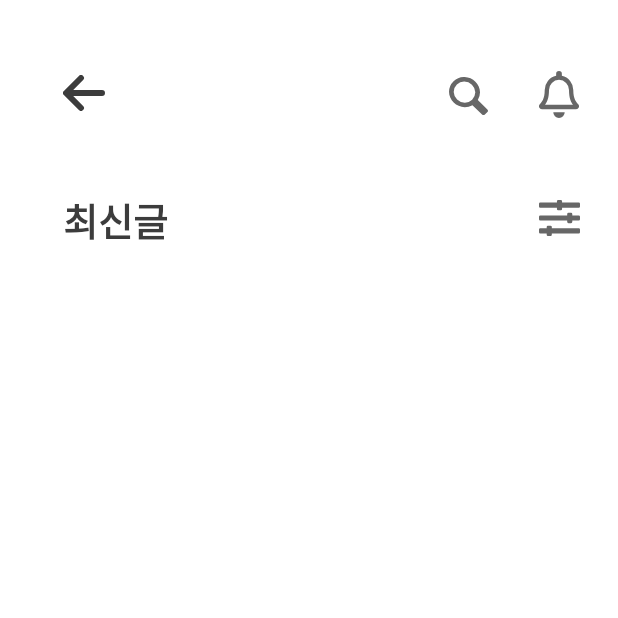
After one commit to minji9988/jj_club_fire, an Android app: the LatestPostActivity screen opened directly, with no data from a screen before it, on a phone screen of 412 x 824 dp, the top half of it. The commit adds this screen. Run offline under Robolectric (Android 15) with nearby library versions, the phone set to English and light mode, and no system bars; our stand-ins replace Firebase (no records; nobody signed in at launch, a user with empty details on screens opened directly).

Commit message:
latest_post

```diff
--- /dev/null
+++ b/app/src/main/java/com/example/jj_club/activities/home/LatestPostActivity.java
@@ -0,0 +1,66 @@
+package com.example.jj_club.activities.home;
+
+import android.os.Bundle;
+
+import androidx.appcompat.app.AppCompatActivity;
+import androidx.recyclerview.widget.LinearLayoutManager;
+import androidx.recyclerview.widget.RecyclerView;
+
+import com.example.jj_club.R;
+import com.example.jj_club.adapters.HomeItemAdapter;
+import com.example.jj_club.models.HomeItem;
+import com.firebase.ui.database.FirebaseRecyclerOptions;
+import com.google.firebase.database.DatabaseReference;
+import com.google.firebase.database.FirebaseDatabase;
+import com.google.firebase.database.Query;
+
+public class LatestPostActivity extends AppCompatActivity {
+
+    private static final String TAG = "LatestPostActivity";
+    private RecyclerView mRecyclerView;
+    private HomeItemAdapter mAdapter;
+    private DatabaseReference mDatabase;
+
+    @Override
+    protected void onCreate(Bundle savedInstanceState) {
+        super.onCreate(savedInstanceState);
+        setContentView(R.layout.home_latest_post);
+
+        mRecyclerView = findViewById(R.id.latest_page_recyclerview);
+        mRecyclerView.setLayoutManager(new LinearLayoutManager(this));
+        LinearLayoutManager layoutManager = new LinearLayoutManager(this);
+        layoutManager.setReverseLayout(true); // 역순으로 표시
+        layoutManager.setStackFromEnd(true); // 아래쪽에서부터 쌓기
+        mRecyclerView.setLayoutManager(layoutManager);
+
+        mDatabase = FirebaseDatabase.getInstance().getReference().child("promotions");
+        Query query = mDatabase.orderByChild("timeStamp");
+
+        FirebaseRecyclerOptions<HomeItem> options =
+                new FirebaseRecyclerOptions.Builder<HomeItem>()
+                        .setQuery(query, HomeItem.class)
+                        .build();
+
+
+        mAdapter = new HomeItemAdapter(options);
+        mRecyclerView.setAdapter(mAdapter);
+    }
+
+    @Override
+    protected void onStart() {
+        super.onStart();
+        mAdapter.startListening();
+    }
+
+    @Override
+    protected void onStop() {
+        super.onStop();
+        mAdapter.stopListening();
+    }
+
+    @Override
+    protected void onDestroy() {
+        super.onDestroy();
+        mAdapter = null;
+    }
+}
--- a/app/src/main/java/com/example/jj_club/activities/register/EmailVerificationActivity.java
+++ b/app/src/main/java/com/example/jj_club/activities/register/EmailVerificationActivity.java
@@ -42,7 +42,7 @@ public class EmailVerificationActivity extends AppCompatActivity {
                     sendVerificationEmail(email);
                 } else {
                     Toast.makeText(EmailVerificationActivity.this,
-                            "'@jj.ac.kr' 도메인을 가진 이메일만 등록할 수 있습니다.",
+                            "'@jj.ac.kr' ㅜㅁㅍ이메일로만 회원가입할 수 있습니다.",
                             Toast.LENGTH_SHORT).show();
                 }
             }
--- /dev/null
+++ b/app/src/main/res/layout/home_latest_post.xml
@@ -0,0 +1,71 @@
+<?xml version="1.0" encoding="utf-8"?>
+<RelativeLayout xmlns:android="http://schemas.android.com/apk/res/android"
+    xmlns:app="http://schemas.android.com/apk/res-auto"
+    xmlns:tools="http://schemas.android.com/tools"
+    android:layout_width="match_parent"
+    android:layout_height="wrap_content"
+    android:orientation="horizontal"
+    tools:context=".activities.home.LatestPostActivity">
+
+
+    <!-- 스터디/동아리와 돋보기 아이콘, 알림 아이콘을 가로로 나란히 배치한 LinearLayout -->
+
+
+        <ImageButton
+            android:id="@+id/btn_back_latest_posts"
+            android:background="@drawable/arrow_left"
+            android:layout_marginTop="50dp"
+            android:layout_marginLeft="42dp"
+            android:layout_width="wrap_content"
+            android:layout_height="wrap_content"/>
+
+        <TextView
+            android:text="최신글"
+            android:layout_marginTop="127dp"
+            android:layout_marginLeft="42dp"
+            android:layout_width="wrap_content"
+            android:layout_height="wrap_content"
+            android:textStyle="bold"
+            android:textSize="25sp"
+            android:textColor="#3c3c3c"
+            />
+
+        <!-- 돋보기 아이콘 -->
+        <ImageButton
+            android:id="@+id/btn_magnifying_glass_main_page"
+            android:layout_width="wrap_content"
+            android:layout_height="wrap_content"
+            android:background="@drawable/magnifying_glass"
+            android:layout_marginTop="51dp"
+            android:layout_marginLeft="299.2dp" />
+
+        <!-- 알림 아이콘 -->
+        <ImageButton
+            android:id="@+id/btn_bell_main_page"
+            android:layout_width="wrap_content"
+            android:layout_height="wrap_content"
+            android:background="@drawable/bell"
+            android:layout_marginTop="47.4dp"
+            android:layout_marginLeft="359.6dp" />
+
+        <!-- 필터 아이콘 -->
+        <ImageButton
+            android:id="@+id/btn_filter_main_page"
+            android:layout_width="wrap_content"
+            android:layout_height="wrap_content"
+            android:background="@drawable/vector_filter"
+            android:layout_marginLeft="359dp"
+            android:layout_marginTop="133dp"
+            />
+
+        <!-- RecyclerView 추가 -->
+        <androidx.recyclerview.widget.RecyclerView
+            android:id="@+id/latest_page_recyclerview"
+            android:layout_width="match_parent"
+            android:layout_height="wrap_content"
+            android:layout_below="@id/btn_filter_main_page"
+            android:layout_marginTop="60dp"
+            android:layout_marginLeft="42dp"
+            />
+
+</RelativeLayout>
--- a/app/src/main/res/values/themes.xml
+++ b/app/src/main/res/values/themes.xml
@@ -8,9 +8,9 @@
         <item name="windowNoTitle">true</item>
         <item name="android:windowFullscreen">true</item>
 
-<!--        // 앱 배경 색을 흰색으로 변경-->
-<!--        <item name="android:windowBackground">#FFFFFF</item>-->
-
+        <!-- Set the default background color to white -->
+        <item name="android:windowBackground">@android:color/white</item>
+        <item name="android:colorBackground">@android:color/white</item>
 
     </style>
 
--- a/build.gradle
+++ b/build.gradle
@@ -11,7 +11,12 @@ buildscript {
 plugins {
     id 'com.android.application' version '8.0.2' apply false
     id 'com.android.library' version '8.0.2' apply false
+
+
 }
+
+// recyclerview를 이용한 firebase를 위해 추가
+apply plugin: 'com.google.gms.google-services'
 
 task clean(type: Delete) {
     delete rootProject.buildDir
```
Also changed, not shown: app/build.gradle (+7 -2 lines), app/src/main/AndroidManifest.xml (+6 -13 lines), app/src/main/java/com/example/jj_club/activities/home/HomeFragment.java (+19 -7 lines), app/src/main/java/com/example/jj_club/activities/promotion/PromotionWrite1.java (+12 -29 lines), app/src/main/java/com/example/jj_club/adapters/HomeItemAdapter.java (+20 -35 lines), app/src/main/java/com/example/jj_club/adapters/PostAdapter.java (added, +53 -0 lines), app/src/main/java/com/example/jj_club/models/HomeItem.java (+13 -3 lines), app/src/main/java/com/example/jj_club/models/Post.java (added, +31 -0 lines), app/src/main/res/layout/home_more_item.xml (added, +70 -0 lines).
